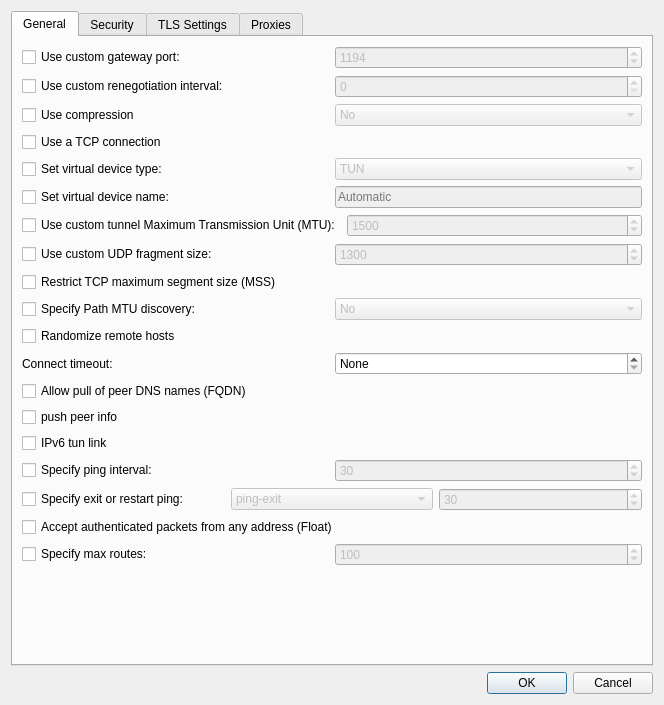
The window that vpn/openvpn/openvpnadvanced.ui (KDE/plasma-nm) describes before a commit, drawn with Qt 5.
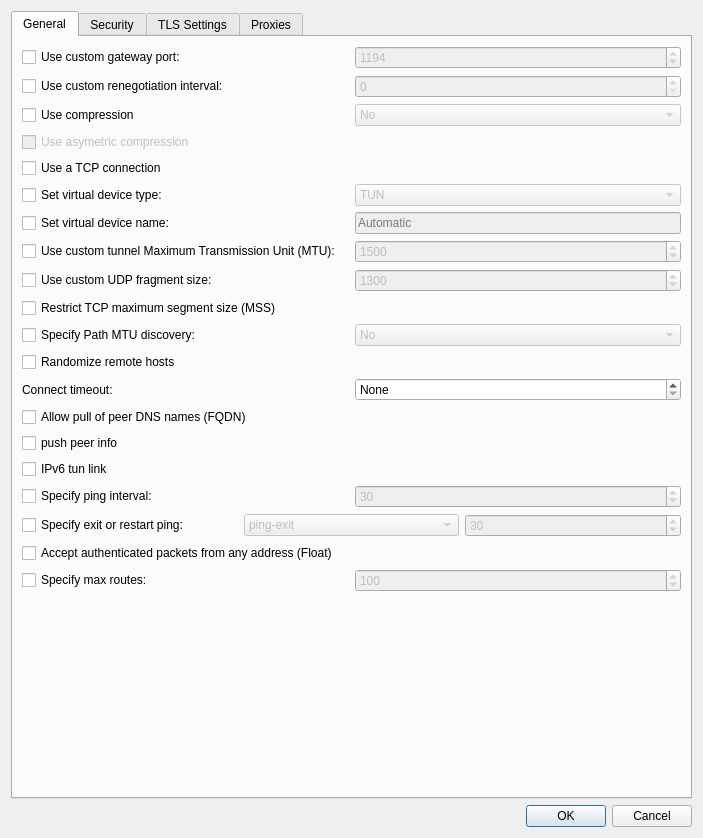
The same window after the commit. Custom widgets are drawn as their Qt base class.

Commit message: openvpn: Use modern compression flags

The edit to the form file:
```diff
--- a/vpn/openvpn/openvpnadvanced.ui
+++ b/vpn/openvpn/openvpnadvanced.ui
@@ -6,8 +6,8 @@
    <rect>
     <x>0</x>
     <y>0</y>
-    <width>664</width>
-    <height>705</height>
+    <width>703</width>
+    <height>838</height>
    </rect>
   </property>
   <layout class="QGridLayout" name="gridLayout">
@@ -142,6 +142,20 @@
          </item>
         </layout>
        </item>
+       <item>
+        <layout class="QHBoxLayout" name="horizontalLayout_19">
+         <item>
+          <widget class="QCheckBox" name="chkUseAsymCompression">
+           <property name="enabled">
+            <bool>false</bool>
+           </property>
+           <property name="text">
+            <string>Use asymetric compression</string>
+           </property>
+          </widget>
+         </item>
+        </layout>
+       </item>
        <item>
         <widget class="QCheckBox" name="chkUseTCP">
          <property name="toolTip">
```
Left out of the diff: 46 changed lines with no effect on the pictures. Lines whose indentation alone changed are shown as unchanged. The commit also changes 1 other file.
